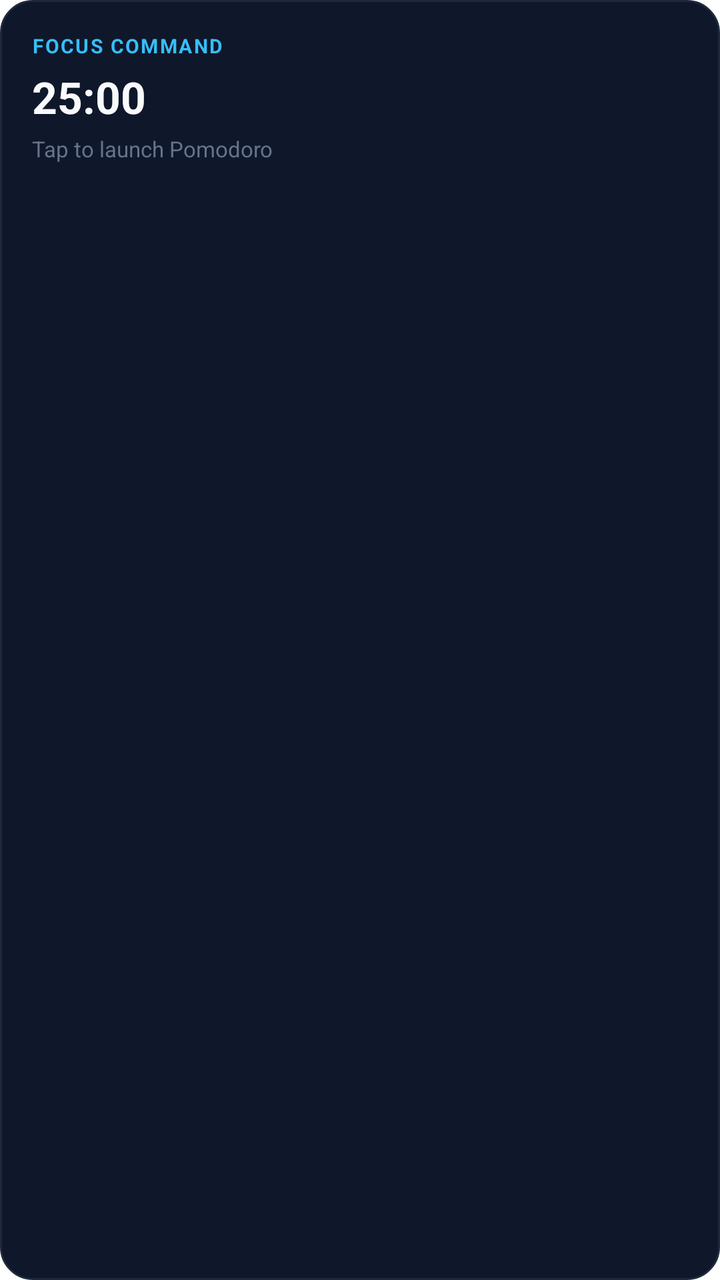
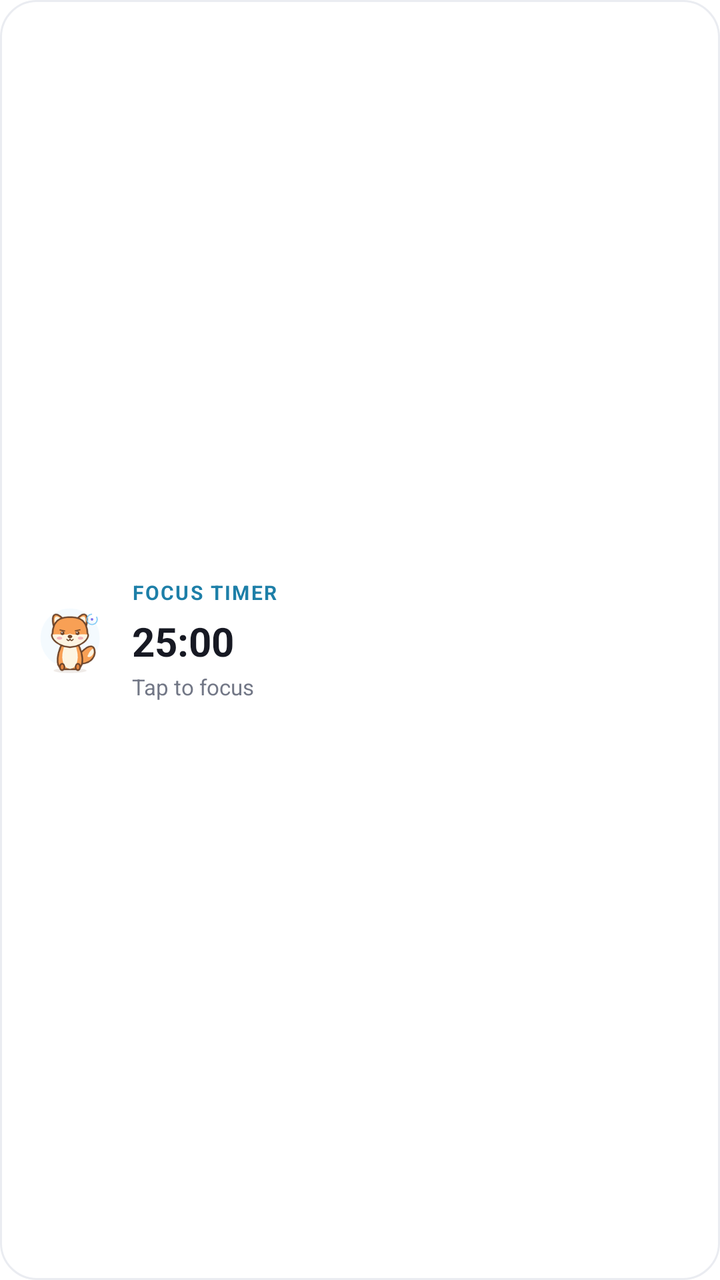

Two renders of the same Android screen: before a commit and after it. Below are the layout's source before the change and the commit's diff.
<!-- AndroidManifest.xml: fallback theme Theme.MaterialComponents.DayNight.NoActionBar -->
<!-- res/layout/widget_focus.xml -->
<?xml version="1.0" encoding="utf-8"?>
<LinearLayout xmlns:android="http://schemas.android.com/apk/res/android"
    android:id="@+id/widget_focus_container"
    android:layout_width="match_parent"
    android:layout_height="match_parent"
    android:orientation="vertical"
    android:padding="16dp"
    android:background="@drawable/widget_background">

    <TextView
        android:layout_width="wrap_content"
        android:layout_height="wrap_content"
        android:text="FOCUS COMMAND"
        android:textColor="#38BDF8"
        android:textSize="10sp"
        android:textStyle="bold"
        android:letterSpacing="0.08" />

    <TextView
        android:id="@+id/tv_focus_status"
        android:layout_width="wrap_content"
        android:layout_height="wrap_content"
        android:layout_marginTop="4dp"
        android:text="25:00"
        android:textColor="#F8FAFC"
        android:textSize="22sp"
        android:textStyle="bold" />

    <TextView
        android:layout_width="wrap_content"
        android:layout_height="wrap_content"
        android:layout_marginTop="4dp"
        android:text="Tap to launch Pomodoro"
        android:textColor="#64748B"
        android:textSize="11sp" />
</LinearLayout>
<!-- resources referenced by this layout -->
<resources>
  <!-- drawable widget_background (drawable) -->
  <?xml version="1.0" encoding="utf-8"?>
  <shape xmlns:android="http://schemas.android.com/apk/res/android"
      android:shape="rectangle">
      <solid android:color="#0F172A" />
      <corners android:radius="16dp" />
      <stroke
          android:width="1dp"
          android:color="#1E293B" />
  </shape>
</resources>

<!-- the commit's change to res/layout/widget_focus.xml (unified diff, before → after) -->
@@ -3,34 +3,52 @@
     android:id="@+id/widget_focus_container"
     android:layout_width="match_parent"
     android:layout_height="match_parent"
-    android:orientation="vertical"
-    android:padding="16dp"
+    android:orientation="horizontal"
+    android:gravity="center_vertical"
+    android:padding="14dp"
     android:background="@drawable/widget_background">
 
-    <TextView
-        android:layout_width="wrap_content"
+    <ImageView
+        android:layout_width="42dp"
+        android:layout_height="42dp"
+        android:layout_marginEnd="10dp"
+        android:src="@drawable/widget_companion_focus"
+        android:contentDescription="FALL Focus Pip"
+        android:scaleType="fitCenter" />
+
+    <LinearLayout
+        android:layout_width="0dp"
         android:layout_height="wrap_content"
-        android:text="FOCUS COMMAND"
-        android:textColor="#38BDF8"
-        android:textSize="10sp"
-        android:textStyle="bold"
-        android:letterSpacing="0.08" />
+        android:layout_weight="1"
+        android:orientation="vertical">
 
-    <TextView
-        android:id="@+id/tv_focus_status"
-        android:layout_width="wrap_content"
-        android:layout_height="wrap_content"
-        android:layout_marginTop="4dp"
-        android:text="25:00"
-        android:textColor="#F8FAFC"
-        android:textSize="22sp"
-        android:textStyle="bold" />
+        <TextView
+            android:layout_width="wrap_content"
+            android:layout_height="wrap_content"
+            android:text="FOCUS TIMER"
+            android:textColor="@color/widget_focus_accent"
+            android:textSize="10sp"
+            android:textStyle="bold"
+            android:letterSpacing="0.08" />
 
-    <TextView
-        android:layout_width="wrap_content"
-        android:layout_height="wrap_content"
-        android:layout_marginTop="4dp"
-        android:text="Tap to launch Pomodoro"
-        android:textColor="#64748B"
-        android:textSize="11sp" />
+        <TextView
+            android:id="@+id/tv_focus_status"
+            android:layout_width="wrap_content"
+            android:layout_height="wrap_content"
+            android:layout_marginTop="4dp"
+            android:text="25:00"
+            android:textColor="@color/widget_text_primary"
+            android:textSize="20sp"
+            android:textStyle="bold"
+            android:maxLines="1"
+            android:ellipsize="end" />
+
+        <TextView
+            android:layout_width="wrap_content"
+            android:layout_height="wrap_content"
+            android:layout_marginTop="2dp"
+            android:text="Tap to focus"
+            android:textColor="@color/widget_text_secondary"
+            android:textSize="11sp" />
+    </LinearLayout>
 </LinearLayout>
<!-- resource entries referenced after the edit -->
@@ -1,14 +1,20 @@
 <!-- resources referenced by this layout -->
 <resources>
+  <color name="widget_focus_accent">#1D7FA8</color>
+  <color name="widget_text_primary">#171923</color>
+  <color name="widget_text_secondary">#727786</color>
   <!-- drawable widget_background (drawable) -->
   <?xml version="1.0" encoding="utf-8"?>
   <shape xmlns:android="http://schemas.android.com/apk/res/android"
       android:shape="rectangle">
-      <solid android:color="#0F172A" />
-      <corners android:radius="16dp" />
+      <solid android:color="@color/widget_bg" />
+      <corners android:radius="18dp" />
       <stroke
           android:width="1dp"
-          android:color="#1E293B" />
+          android:color="@color/widget_border" />
   </shape>
+  <!-- drawable widget_companion_focus: png bitmap (drawable-nodpi, 17630 bytes) -->
+  <color name="widget_bg">#FFFFFF</color>
+  <color name="widget_border">#EAECF1</color>
 </resources>
 
